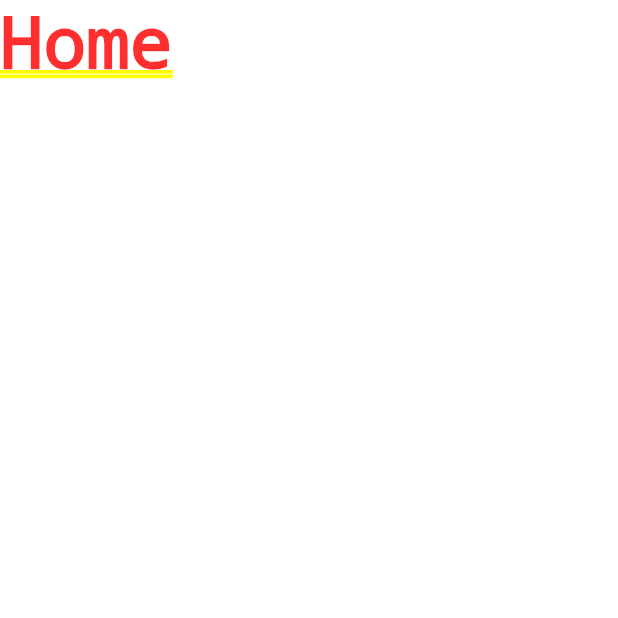
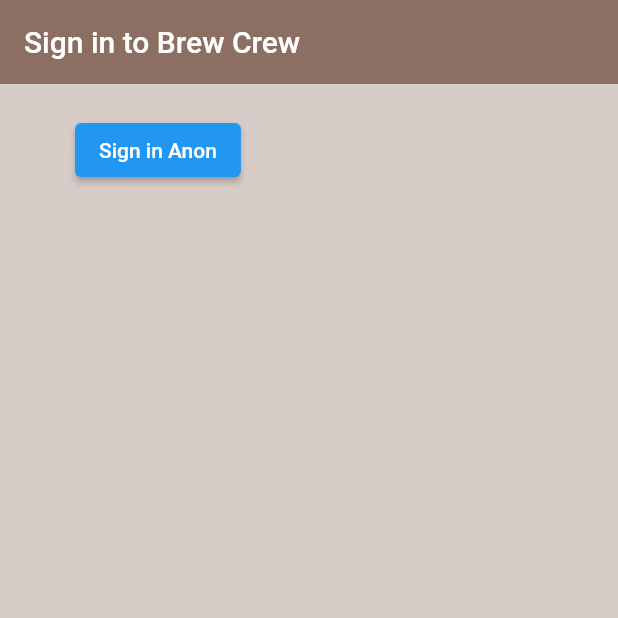
Before and after one commit to phondekarsahil/learn-flutter-firebase, a Flutter app: the screen it shows after launch, on a phone screen of 412 x 824 dp, the top half of it. Run offline on Flutter 3.47's test engine with Material 2 defaults, Android fonts, the phone set to English and light mode, and no system bars; our stand-ins replace firebase_auth, firebase_core; accounts and stored records are empty.

Commit message:
Firebase auth and anonymous signin

```diff
--- a/flutter_firebase/lib/screens/authenticate/authenticate.dart
+++ b/flutter_firebase/lib/screens/authenticate/authenticate.dart
@@ -1,4 +1,5 @@
 import 'package:flutter/material.dart';
+import 'package:flutter_firebase/screens/authenticate/sign_in.dart';
 
 class Authenticate extends StatefulWidget {
   const Authenticate({Key? key}) : super(key: key);
@@ -10,6 +11,6 @@ class Authenticate extends StatefulWidget {
 class _AuthenticateState extends State<Authenticate> {
   @override
   Widget build(BuildContext context) {
-    return const Text("Authenticate");
+    return const SignIn();
   }
 }
--- /dev/null
+++ b/flutter_firebase/lib/screens/authenticate/sign_in.dart
@@ -0,0 +1,39 @@
+import 'package:flutter/material.dart';
+import 'package:flutter_firebase/services/auth.dart';
+
+class SignIn extends StatefulWidget {
+  const SignIn({Key? key}) : super(key: key);
+
+  @override
+  State<SignIn> createState() => _SignInState();
+}
+
+class _SignInState extends State<SignIn> {
+  final AuthService _auth = AuthService();
+  @override
+  Widget build(BuildContext context) {
+    return Scaffold(
+      backgroundColor: Colors.brown[100],
+      appBar: AppBar(
+        backgroundColor: Colors.brown[400],
+        elevation: 0.0,
+        title: const Text("Sign in to Brew Crew"),
+      ),
+      body: Container(
+        padding: const EdgeInsets.symmetric(horizontal: 50.0, vertical: 20.0),
+        child: ElevatedButton(
+          child: const Text("Sign in Anon"),
+          onPressed: () async {
+            dynamic result = await _auth.signInAnon();
+            if (result == null) {
+              print("Error Signing in");
+            } else {
+              print("Signed in");
+              print(result);
+            }
+          },
+        ),
+      ),
+    );
+  }
+}
--- a/flutter_firebase/lib/screens/wrapper.dart
+++ b/flutter_firebase/lib/screens/wrapper.dart
@@ -1,4 +1,5 @@
 import 'package:flutter/material.dart';
+import 'package:flutter_firebase/screens/authenticate/authenticate.dart';
 import 'package:flutter_firebase/screens/home/home.dart';
 
 class Wrapper extends StatelessWidget {
@@ -7,6 +8,6 @@ class Wrapper extends StatelessWidget {
   @override
   Widget build(BuildContext context) {
     // return either home or authenticate widget
-    return const Home();
+    return const Authenticate();
   }
 }
--- a/flutter_firebase/pubspec.yaml
+++ b/flutter_firebase/pubspec.yaml
@@ -35,6 +35,7 @@ dependencies:
   # Use with the CupertinoIcons class for iOS style icons.
   cupertino_icons: ^1.0.2
   firebase_core: ^1.20.0
+  firebase_auth: ^3.6.2
 
 dev_dependencies:
   flutter_test:
```
Also changed, not shown: flutter_firebase/lib/main.dart (+7 -1 lines), flutter_firebase/lib/services/auth.dart (added, +23 -0 lines), flutter_firebase/pubspec.lock, 1 other file.
